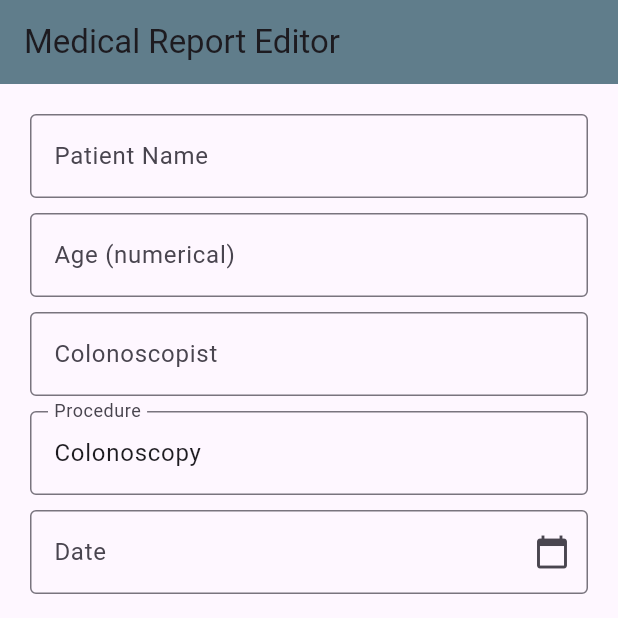
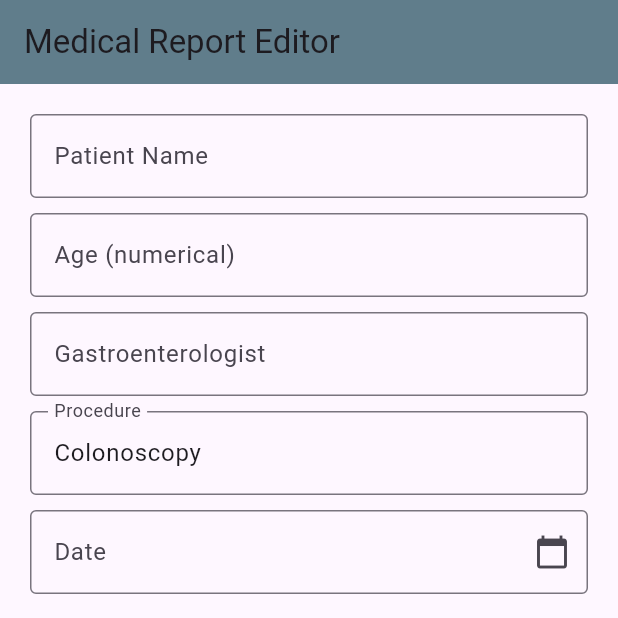
Before and after one commit to francescaaaa/medpdf, a Flutter app: the screen it shows after launch, on a phone screen of 412 x 824 dp, the top half of it. Run offline on Flutter 3.47's test engine with Material 3 defaults, Android fonts, the phone set to English and light mode, and no system bars; our stand-ins replace image_picker, pdf, printing.

Commit message:
refactor: change label

```diff
--- a/lib/main.dart
+++ b/lib/main.dart
@@ -124,7 +124,7 @@ class _MedicalReportPageState extends State<MedicalReportPage> {
             SizedBox(height: 10),
             TextField(controller: _ageController, decoration: InputDecoration(labelText: "Age (numerical)", border: OutlineInputBorder())),
             SizedBox(height: 10),
-            TextField(controller: _physicianController, decoration: InputDecoration(labelText: "Colonoscopist", border: OutlineInputBorder())),
+            TextField(controller: _physicianController, decoration: InputDecoration(labelText: "Gastroenterologist", border: OutlineInputBorder())),
             SizedBox(height: 10),
             TextField(controller: _procedureController, decoration: InputDecoration(labelText: "Procedure", border: OutlineInputBorder())),
             SizedBox(height: 10),
```
